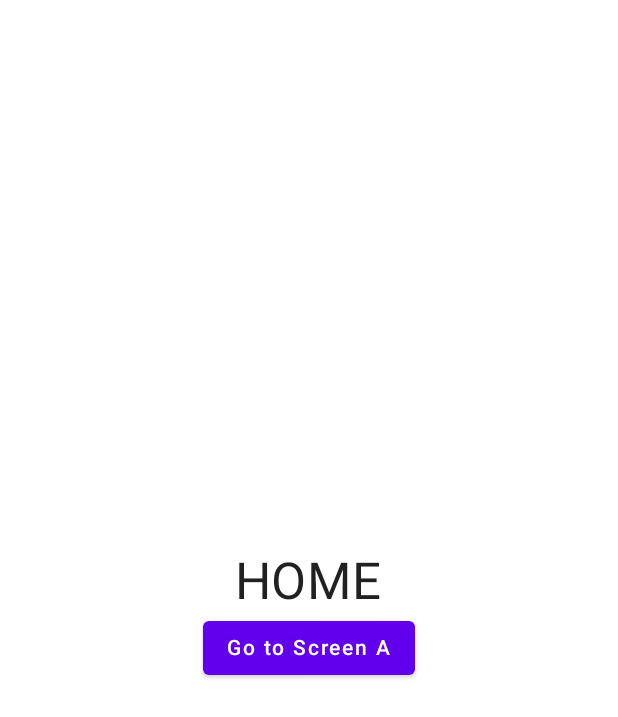
After one commit to antoniolg/bluetooth-socket-handler, an Android app built with Jetpack Compose: the composable Navigation shown on its own in the app's theme, on a phone screen of 412 x 824 dp. The commit adds this screen. Shown: the top 717 px of the screen. Run offline under Robolectric (Android 15) with nearby library versions, the phone set to English and light mode, and no system bars.

Commit message:
Navigation with Commands

```diff
--- /dev/null
+++ b/app/src/main/java/com/example/navigationcompose/navigation/NavCommand.kt
@@ -0,0 +1,42 @@
+package com.example.navigationcompose.navigation
+
+import androidx.navigation.NavType
+import androidx.navigation.navArgument
+
+sealed class NavCommand(
+    internal val feature: Feature,
+    private val navArgs: List<NavArg> = emptyList()
+) {
+    class ScreenWithoutArguments(feature: Feature) : NavCommand(feature)
+
+    class ScreenB(feature: Feature) :
+        NavCommand(feature, listOf(NavArg.LuckyNumber)) {
+        fun createDestinationRoute(luckyNumber: Int) =
+            "${feature.route}/$luckyNumber"
+    }
+
+    class ScreenC(feature: Feature) :
+        NavCommand(feature, listOf(NavArg.Message, NavArg.UnLuckyNumber)) {
+        fun createDestinationRoute(message: String, unLuckyNumber: Int) =
+            "${feature.route}/$message/$unLuckyNumber"
+
+    }
+
+    val route = run {
+        val argValues = navArgs.map { "{${it.key}}" }
+        listOf(feature.route)
+            .plus(argValues)
+            .joinToString("/")
+    }
+
+    val args = navArgs.map {
+        navArgument(it.key) { type = it.navType }
+    }
+
+}
+
+enum class NavArg(val key: String, val navType: NavType<*>) {
+    LuckyNumber("luckyNumber", NavType.IntType),
+    Message("message", NavType.StringType),
+    UnLuckyNumber("unLuckyNumber", NavType.IntType),
+}
--- /dev/null
+++ b/app/src/main/java/com/example/navigationcompose/navigation/Navigation.kt
@@ -0,0 +1,92 @@
+package com.example.navigationcompose.navigation
+
+import androidx.compose.runtime.Composable
+import androidx.navigation.*
+import androidx.navigation.compose.NavHost
+import androidx.navigation.compose.composable
+import androidx.navigation.compose.navigation
+import com.example.navigationcompose.screens.Home
+import com.example.navigationcompose.screens.ScreenA
+import com.example.navigationcompose.screens.ScreenB
+import com.example.navigationcompose.screens.ScreenC
+
+
+@Composable
+fun Navigation(navController: NavHostController) {
+    NavHost(navController = navController, startDestination = Feature.HOME.route) {
+
+        homeNav(navController)
+        screenA(navController)
+        screenB(navController)
+        screenC(navController)
+    }
+}
+
+private fun NavGraphBuilder.homeNav(navController: NavController) {
+    composable(NavCommand.ScreenWithoutArguments(Feature.HOME)) {
+        Home {
+            navController.navigate(NavCommand.ScreenWithoutArguments(Feature.SCREEN_A).route)
+        }
+    }
+
+}
+
+private fun NavGraphBuilder.screenA(navController: NavController) {
+
+    composable(NavCommand.ScreenWithoutArguments(Feature.SCREEN_A)) {
+        ScreenA {
+            val luckyNumberToSend = 7
+            navController.navigate(
+                NavCommand.ScreenB(Feature.SCREEN_B).createDestinationRoute(luckyNumberToSend)
+            )
+        }
+    }
+
+}
+
+private fun NavGraphBuilder.screenB(navController: NavController) {
+    navigation(
+        startDestination = NavCommand.ScreenB(Feature.SCREEN_B).route,
+        route = Feature.SCREEN_B.route
+    ) {
+        composable(NavCommand.ScreenB(Feature.SCREEN_B)) { backStackEntry ->
+            val luckyNumber = backStackEntry.arguments?.getInt("luckyNumber")
+            requireNotNull(luckyNumber)
+            val message = "Good bye"
+            val unLuckyNumber = 13
+            ScreenB(luckyNumber) {
+                navController.navigate(
+                    NavCommand.ScreenC(Feature.SCREEN_C)
+                        .createDestinationRoute(message, luckyNumber)
+                )
+            }
+        }
+    }
+}
+
+private fun NavGraphBuilder.screenC(navController: NavController) {
+    navigation(
+        startDestination = NavCommand.ScreenC(Feature.SCREEN_C).route,
+        route = Feature.SCREEN_C.route
+    ) {
+        composable(NavCommand.ScreenC(Feature.SCREEN_C)) { backStackEntry ->
+            val message = backStackEntry.arguments?.getString("message")
+            val unLuckyNumber = backStackEntry.arguments?.getInt("unLuckyNumber")
+            requireNotNull(message)
+            requireNotNull(unLuckyNumber)
+            ScreenC(message, unLuckyNumber)
+        }
+    }
+}
+
+private fun NavGraphBuilder.composable(
+    navCommand: NavCommand,
+    content: @Composable (NavBackStackEntry) -> Unit
+) {
+    composable(
+        route = navCommand.route,
+        arguments = navCommand.args
+    ) {
+        content(it)
+    }
+}
```
Also changed, not shown: app/src/main/java/com/example/navigationcompose/MainActivity.kt (+2 -49 lines), app/src/main/java/com/example/navigationcompose/navigation/Feature.kt (added, +8 -0 lines).
